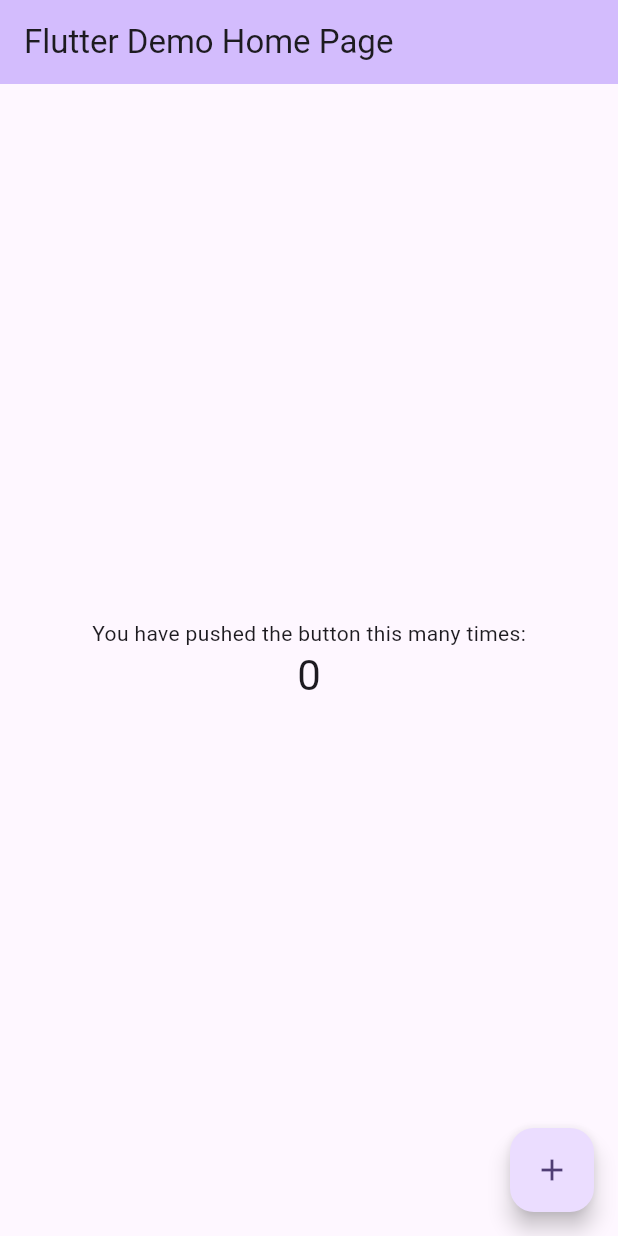
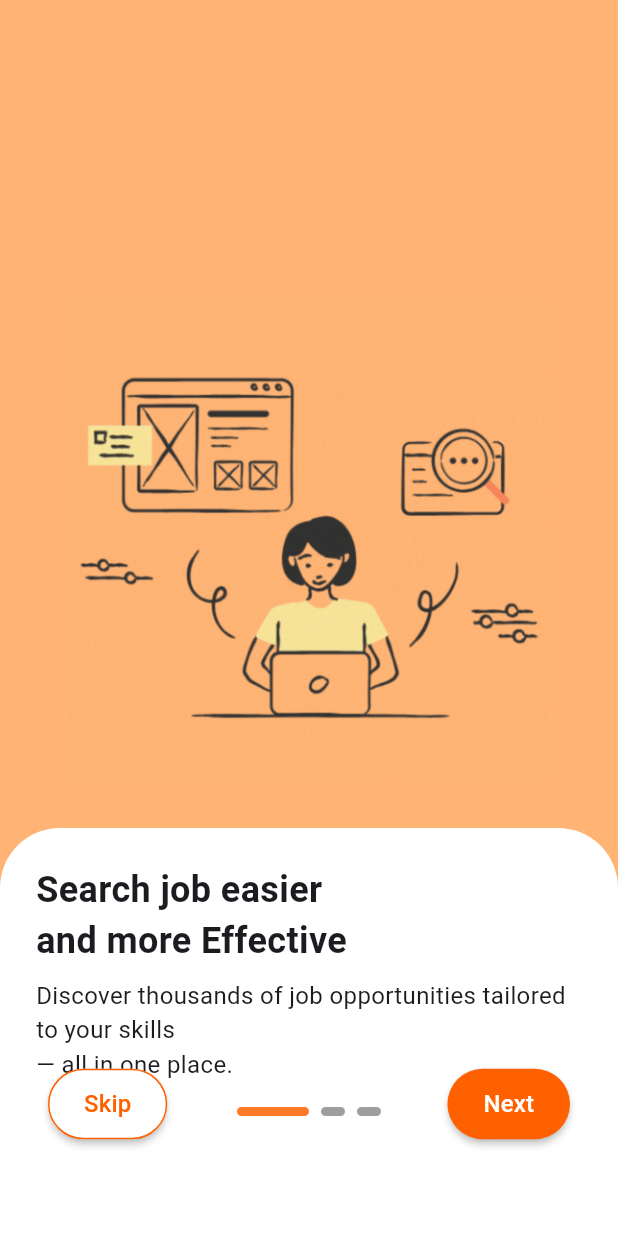
Before and after one commit to ZentryxTH/mobile-project, a Flutter app: the screen it shows after launch, on a phone screen of 412 x 824 dp. Run offline on Flutter 3.47's test engine with Material 3 defaults, Android fonts, the phone set to English and light mode, and no system bars; drawn by our look-alikes of smooth_page_indicator; our stand-ins replace get; Roboto replaces fonts that are missing (Poppins).

Commit message:
Add OnboardingPage

```diff
--- a/intrn/lib/main.dart
+++ b/intrn/lib/main.dart
@@ -1,4 +1,5 @@
 import 'package:flutter/material.dart';
+import 'package:intrn/pages/onboarding_page.dart';
 
 void main() {
   runApp(const MyApp());
@@ -11,112 +12,7 @@ class MyApp extends StatelessWidget {
   @override
   Widget build(BuildContext context) {
     return MaterialApp(
-      title: 'Flutter Demo',
-      theme: ThemeData(
-        // This is the theme of your application.
-        //
-        // TRY THIS: Try running your application with "flutter run". You'll see
-        // the application has a purple toolbar. Then, without quitting the app,
-        // try changing the seedColor in the colorScheme below to Colors.green
-        // and then invoke "hot reload" (save your changes or press the "hot
-        // reload" button in a Flutter-supported IDE, or press "r" if you used
-        // the command line to start the app).
-        //
-        // Notice that the counter didn't reset back to zero; the application
-        // state is not lost during the reload. To reset the state, use hot
-        // restart instead.
-        //
-        // This works for code too, not just values: Most code changes can be
-        // tested with just a hot reload.
-        colorScheme: ColorScheme.fromSeed(seedColor: Colors.deepPurple),
-      ),
-      home: const MyHomePage(title: 'Flutter Demo Home Page'),
+      home: OnboardingPage(),
     );
   }
 }
-
-class MyHomePage extends StatefulWidget {
-  const MyHomePage({super.key, required this.title});
-
-  // This widget is the home page of your application. It is stateful, meaning
-  // that it has a State object (defined below) that contains fields that affect
-  // how it looks.
-
-  // This class is the configuration for the state. It holds the values (in this
-  // case the title) provided by the parent (in this case the App widget) and
-  // used by the build method of the State. Fields in a Widget subclass are
-  // always marked "final".
-
-  final String title;
-
-  @override
-  State<MyHomePage> createState() => _MyHomePageState();
-}
-
-class _MyHomePageState extends State<MyHomePage> {
-  int _counter = 0;
-
-  void _incrementCounter() {
-    setState(() {
-      // This call to setState tells the Flutter framework that something has
-      // changed in this State, which causes it to rerun the build method below
-      // so that the display can reflect the updated values. If we changed
-      // _counter without calling setState(), then the build method would not be
-      // called again, and so nothing would appear to happen.
-      _counter++;
-    });
-  }
-
-  @override
-  Widget build(BuildContext context) {
-    // This method is rerun every time setState is called, for instance as done
-    // by the _incrementCounter method above.
-    //
-    // The Flutter framework has been optimized to make rerunning build methods
-    // fast, so that you can just rebuild anything that needs updating rather
-    // than having to individually change instances of widgets.
-    return Scaffold(
-      appBar: AppBar(
-        // TRY THIS: Try changing the color here to a specific color (to
-        // Colors.amber, perhaps?) and trigger a hot reload to see the AppBar
-        // change color while the other colors stay the same.
-        backgroundColor: Theme.of(context).colorScheme.inversePrimary,
-        // Here we take the value from the MyHomePage object that was created by
-        // the App.build method, and use it to set our appbar title.
-        title: Text(widget.title),
-      ),
-      body: Center(
-        // Center is a layout widget. It takes a single child and positions it
-        // in the middle of the parent.
-        child: Column(
-          // Column is also a layout widget. It takes a list of children and
-          // arranges them vertically. By default, it sizes itself to fit its
-          // children horizontally, and tries to be as tall as its parent.
-          //
-          // Column has various properties to control how it sizes itself and
-          // how it positions its children. Here we use mainAxisAlignment to
-          // center the children vertically; the main axis here is the vertical
-          // axis because Columns are vertical (the cross axis would be
-          // horizontal).
-          //
-          // TRY THIS: Invoke "debug painting" (choose the "Toggle Debug Paint"
-          // action in the IDE, or press "p" in the console), to see the
-          // wireframe for each widget.
-          mainAxisAlignment: MainAxisAlignment.center,
-          children: <Widget>[
-            const Text('You have pushed the button this many times:'),
-            Text(
-              '$_counter',
-              style: Theme.of(context).textTheme.headlineMedium,
-            ),
-          ],
-        ),
-      ),
-      floatingActionButton: FloatingActionButton(
-        onPressed: _incrementCounter,
-        tooltip: 'Increment',
-        child: const Icon(Icons.add),
-      ), // This trailing comma makes auto-formatting nicer for build methods.
-    );
-  }
-}
--- /dev/null
+++ b/intrn/lib/onboarding_controller.dart
@@ -0,0 +1,30 @@
+import 'package:flutter/widgets.dart';
+import 'package:get/get.dart';
+
+class OnboardingController extends GetxController{
+  static OnboardingController get Instance => Get.find();
+
+  final pageController = PageController();
+  Rx<int> currentPageIndex = 0.obs;
+
+  void updatePageIndicator(index) => currentPageIndex.value = index;
+
+  void dotNavigationClick(index) {
+    currentPageIndex.value = index;
+    pageController.jumpTo(index);
+  }
+
+  void nextPage() {
+    if(currentPageIndex.value == 2){
+      // Get.to(LoginPage());
+    } else{
+      int page = currentPageIndex.value + 1;
+      pageController.jumpToPage(page);
+    }
+  }
+
+  void skipPage() {
+    // Get.to(LoginPage());
+  }
+
+}
--- /dev/null
+++ b/intrn/lib/pages/onboarding_page.dart
@@ -0,0 +1,203 @@
+import 'package:flutter/material.dart';
+import 'package:smooth_page_indicator/smooth_page_indicator.dart';
+import 'package:intrn/onboarding_controller.dart';
+import 'package:get/get.dart';
+
+class OnboardingPage extends StatefulWidget {
+  const OnboardingPage({super.key});
+
+  @override
+  State<OnboardingPage> createState() => _OnboardingPageState();
+}
+
+class _OnboardingPageState extends State<OnboardingPage> {
+
+  final controller = Get.put(OnboardingController());
+
+  @override
+  Widget build(BuildContext context) {
+    return Scaffold(
+      body: Stack(
+        children: [
+          PageView(
+            controller: controller.pageController,
+            onPageChanged: controller.updatePageIndicator,
+            children: [
+              onBoardingPage(
+                image: "assets/images/onboarding_images/Onboarding1.gif",
+                title: "Search job easier\nand more Effective",
+                subTitle: "Discover thousands of job opportunities tailored to your skills \n— all in one place.",
+              ),
+              onBoardingPage(
+                image: "assets/images/onboarding_images/Onboarding2.gif",
+                title: "Apply for job\nAnywhere & Anytime",
+                subTitle: "No boundaries, no limits.\nSubmit your job application whenever and wherever you are.",
+              ),
+              onBoardingPage(
+                image: "assets/images/onboarding_images/Onboarding3.gif",
+                title: "Help Find the Right Job\nwith Your desire",
+                subTitle: "Let us guide you to the perfect job \nthat fits your passion and goals.",
+              ),
+            ],
+          ),
+
+          onBoardingSkip(),
+
+          onBoardingDot(),
+
+          onBoardingNext()
+        ],
+      )
+    );
+  }
+}
+
+class onBoardingNext extends StatelessWidget {
+  const onBoardingNext({
+    super.key,
+  });
+
+  @override
+  Widget build(BuildContext context) {
+    return Positioned(
+      bottom: 64,
+      right: 32,
+      child: ElevatedButton(
+        onPressed: () => OnboardingController.Instance.nextPage(),
+        style: ElevatedButton.styleFrom(
+          backgroundColor: Color.fromARGB(255, 255, 96, 0),
+          elevation: 2,
+          padding: EdgeInsets.symmetric(horizontal: 24, vertical: 12),
+          shape: const StadiumBorder(),
+        ),
+        child: Text(
+          "Next",
+          style: TextStyle(
+            fontFamily: "Poppins",
+            fontSize: 16,
+            color: Colors.white,
+          ),
+        ),
+      )
+    );
+  }
+}
+
+class onBoardingSkip extends StatelessWidget {
+  const onBoardingSkip({
+    super.key,
+  });
+
+  @override
+  Widget build(BuildContext context) {
+    return Positioned(
+      bottom: 64,
+      left: 32,
+      child: ElevatedButton(
+        onPressed: () => OnboardingController.Instance.skipPage,
+        style: ElevatedButton.styleFrom(
+          backgroundColor: Colors.white,
+          elevation: 2,
+          padding: EdgeInsets.symmetric(horizontal: 24, vertical: 12),
+          shape: const StadiumBorder(),
+          side: BorderSide(color: Color.fromARGB(255, 255, 96, 0))
+        ),
+        child: Text(
+          "Skip",
+          style: TextStyle(
+            fontFamily: "Poppins",
+            fontSize: 16,
+            color: Color.fromARGB(255, 255, 96, 0),
+          ),
+        )
+      )
+    );
+  }
+}
+
+class onBoardingDot extends StatelessWidget {
+
+  const onBoardingDot({
+    super.key,
+  });
+
+  @override
+  Widget build(BuildContext context) {
+    final controller = OnboardingController.Instance;
+
+    return Positioned(
+      bottom: 80,
+      left: 0,
+      right: 0,
+      child: Center(
+        child: SmoothPageIndicator(controller: controller.pageController, count: 3,
+          onDotClicked: controller.dotNavigationClick,
+          effect: ExpandingDotsEffect(activeDotColor: Color.fromARGB(255, 255, 122, 39), dotHeight: 6),
+        ),
+      ),
+    );
+  }
+}
+
+class onBoardingPage extends StatelessWidget {
+  const onBoardingPage({
+    super.key,
+    required this.image, required this.title, required this.subTitle
+  });
+
+  final String image, title, subTitle;
+
+  @override
+  Widget build(BuildContext context) {
+    return Container(
+      width: double.infinity,
+      decoration: BoxDecoration(
+        color: Color.fromARGB(255, 255, 179, 117),
+      ),
+      child: Column(
+        children: [
+          SizedBox(height: 200,),
+          Image(
+            image: AssetImage(image),
+            width: 320,
+            height: 320,
+          ),
+          SizedBox(height: 32,),
+          Expanded(
+            child: Container(
+              width: double.infinity,
+              decoration: BoxDecoration(
+                color: Colors.white,
+                borderRadius: BorderRadius.only(topLeft:Radius.circular(40), topRight: Radius.circular(40)),
+              ),
+              child: Padding(
+                padding: EdgeInsets.all(24),
+                child: Column(
+                  crossAxisAlignment: CrossAxisAlignment.start,
+                  children: [
+                    Text(
+                      title,
+                      style: TextStyle(
+                        fontFamily: "Poppins",
+                        fontSize: 24,
+                        fontWeight: FontWeight.bold
+                      )
+                    ),
+                    SizedBox(height: 8,),
+                    Text(
+                      subTitle,
+                      style: TextStyle(
+                        fontFamily: "Poppins",
+                        fontSize: 16,
+                      ),
+                    )
+                  ],
+                ),
+              )
+            ),
+          ),
+        ],
+      ),
+    );
+  }
+}
```
Also changed, not shown: intrn/pubspec.yaml (+6 -1 lines), intrn/assets/images/onboarding_images/Onboarding1.gif (added), intrn/assets/images/onboarding_images/Onboarding2.gif (added), intrn/assets/images/onboarding_images/Onboarding3.gif (added).
